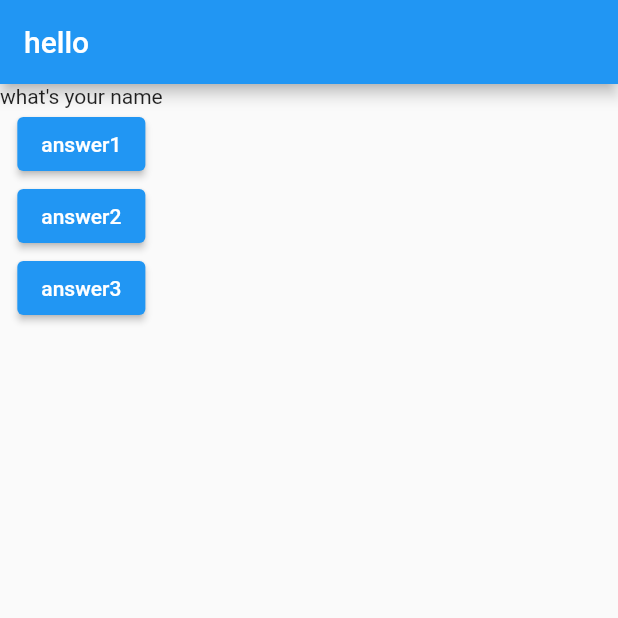
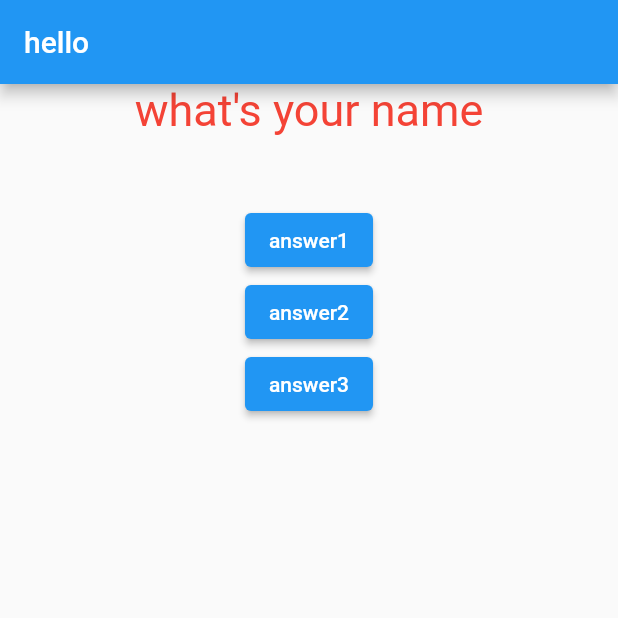
Before and after one commit to amirhsnnjd/flutter-course-quizapp, a Flutter app: the screen it shows after launch, on a phone screen of 412 x 824 dp, the top half of it. Run offline on Flutter 3.47's test engine with Material 2 defaults, Android fonts, the phone set to English and light mode, and no system bars.

Commit message:
Question.dart added

```diff
--- a/lib/main.dart
+++ b/lib/main.dart
@@ -1,4 +1,5 @@
 import 'package:flutter/material.dart';
+import './question.dart';
 
 void main() => runApp(MyApp());
 
@@ -30,7 +31,7 @@ class _MyAppState extends State<MyApp> {
           title: Text('hello'),
         ),
         body: Column(children: [
-          Text(question[st]),
+          Question(question[st]),
           ElevatedButton(child: Text('answer1'), onPressed: buttonpressed),
           ElevatedButton(child: Text('answer2'), onPressed: buttonpressed),
           ElevatedButton(child: Text('answer3'), onPressed: buttonpressed),
--- /dev/null
+++ b/lib/question.dart
@@ -0,0 +1,25 @@
+import 'package:flutter/src/foundation/key.dart';
+import 'package:flutter/src/widgets/framework.dart';
+import 'package:flutter/material.dart';
+
+
+class Question extends StatelessWidget {
+  var Questiontext;
+  Question(this.Questiontext);
+
+  @override
+  Widget build(BuildContext context) {
+    return Container(
+      width: double.infinity,
+      height: 80,
+      child: Text(
+        Questiontext,
+        style: TextStyle(
+          color: Colors.red,
+          fontSize: 30,
+        ),
+        textAlign: TextAlign.center,
+      ),
+    );
+  }
+}
```
